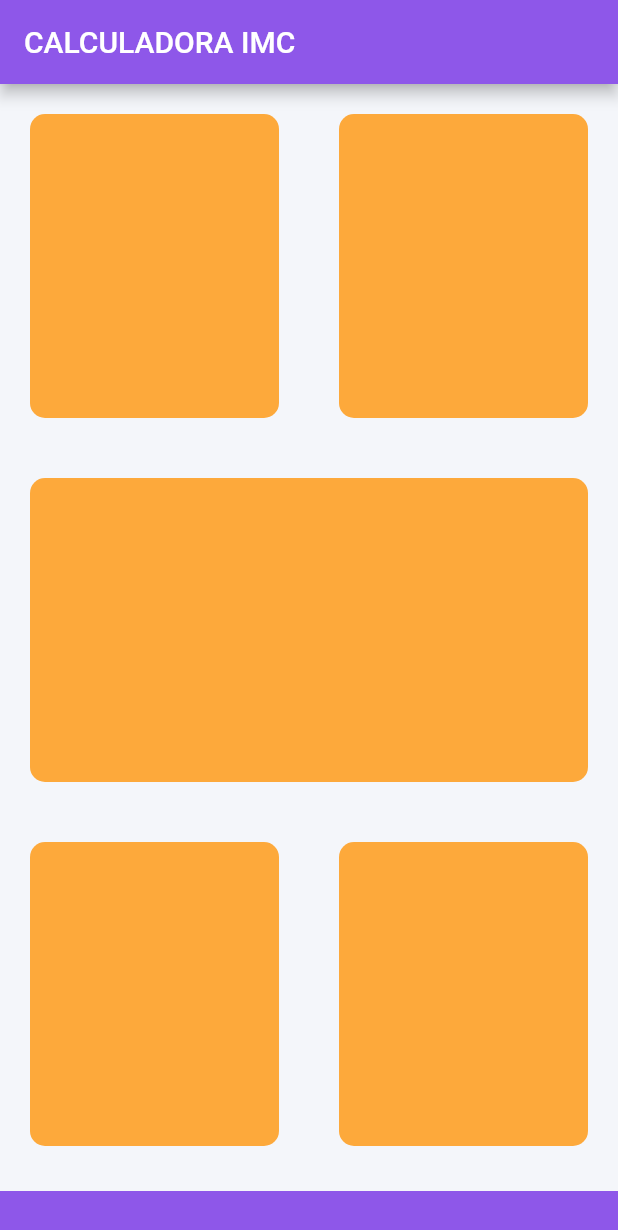
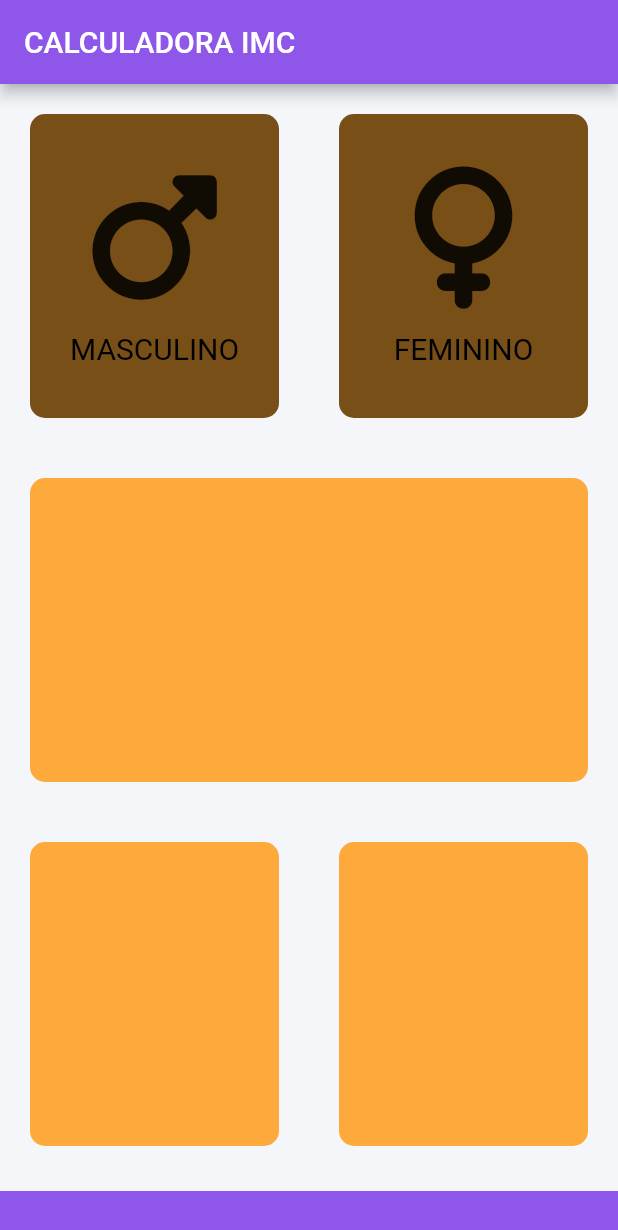
Before and after one commit to WendelNCruz/imccalculator, a Flutter app: the screen it shows after launch, on a phone screen of 412 x 824 dp. Shown: the top 1230 px of the screen. Run offline on Flutter 3.47's test engine with Material 2 defaults, Android fonts, the phone set to English and light mode, and no system bars; our stand-ins replace font_awesome_flutter.

Commit message:
Primeiras Implementações

```diff
--- /dev/null
+++ b/lib/conteudo_icone.dart
@@ -0,0 +1,28 @@
+import 'package:flutter/material.dart';
+
+class ConteudoIcone extends StatelessWidget {
+  ConteudoIcone({required this.icone, required this.descricao});
+
+  final IconData icone;
+  final String descricao;
+
+  @override
+  Widget build(BuildContext context) {
+    return Column(
+      mainAxisAlignment: MainAxisAlignment.center,
+      children: [
+        Icon(
+          icone,
+          size: 95.0,
+        ),
+        SizedBox(
+          height: 15.0,
+        ),
+        Text(
+          descricao,
+          style: TextStyle(fontSize: 20.0, color: Colors.black),
+        ),
+      ],
+    );
+  }
+}
--- /dev/null
+++ b/lib/conteudo_padrao.dart
@@ -0,0 +1,19 @@
+import 'package:flutter/material.dart';
+
+
+class CartaoPadrao extends StatelessWidget {
+  CartaoPadrao({required this.cor, this.filhoCartao});
+
+  final Color cor;
+  final Widget? filhoCartao;
+
+  @override
+  Widget build(BuildContext context) {
+    return Container(
+      margin: EdgeInsets.all(20.0),
+      decoration:
+      BoxDecoration(color: cor, borderRadius: BorderRadius.circular(10.0)),
+      child: filhoCartao,
+    );
+  }
+}
--- a/lib/main.dart
+++ b/lib/main.dart
@@ -1,5 +1,6 @@
 import 'package:flutter/material.dart';
 import 'tela_inicial.dart';
+
 
 void main() => runApp(CalculadoraIMC());
 
--- a/lib/tela_inicial.dart
+++ b/lib/tela_inicial.dart
@@ -1,6 +1,16 @@
 import 'package:flutter/material.dart';
+import 'package:font_awesome_flutter/font_awesome_flutter.dart';
+
+import 'conteudo_icone.dart';
+import 'conteudo_padrao.dart';
 
 const corPadraoContainer = Color(0xFFFDA93B);
+const corInativaCartaoPadrao = Color(0xFF794F18);
+
+enum Sexo{
+  masculino,
+  feminino,
+}
 
 class TelaPrincipal extends StatefulWidget {
   @override
@@ -8,6 +18,33 @@ class TelaPrincipal extends StatefulWidget {
 }
 
 class _TelaPrincipalState extends State<TelaPrincipal> {
+
+  Sexo? sexoSelecionado;
+
+
+  // Color corMasculinoCartaoPadrao = corInativaCartaoPadrao;
+  // Color corFemininoCartaoPadrao = corInativaCartaoPadrao;
+  //
+  // //1= Masculino e 2 =Feminino
+  // void atualizar(Sexo sexoSelecionado){
+  //   if (sexoSelecionado == Sexo.masculino){
+  //     if(corMasculinoCartaoPadrao == corInativaCartaoPadrao){
+  //       corMasculinoCartaoPadrao = corPadraoContainer;
+  //       corFemininoCartaoPadrao = corInativaCartaoPadrao;
+  //     }else{
+  //       corMasculinoCartaoPadrao = corInativaCartaoPadrao;
+  //     }
+  //   }
+  //   if (sexoSelecionado == Sexo.feminino){
+  //     if(corFemininoCartaoPadrao == corInativaCartaoPadrao){
+  //       corFemininoCartaoPadrao  = corPadraoContainer;
+  //       corMasculinoCartaoPadrao = corInativaCartaoPadrao;
+  //     }else{
+  //       corFemininoCartaoPadrao = corInativaCartaoPadrao;
+  //     }
+  //   }
+  // }
+
   @override
   Widget build(BuildContext context) {
     return Scaffold(
@@ -20,10 +57,34 @@ class _TelaPrincipalState extends State<TelaPrincipal> {
               child: Row(
             children: [
               Expanded(
-                    child: CartaoPadrao(cor: corPadraoContainer),
+                child: GestureDetector(
+                  onTap: () {
+                    setState(() {
+                     sexoSelecionado = Sexo.masculino;
+                    });
+                  },
+                  child: CartaoPadrao(
+                    cor: sexoSelecionado == Sexo.masculino ? corPadraoContainer : corInativaCartaoPadrao,
+                    filhoCartao: ConteudoIcone(
+                      icone: FontAwesomeIcons.mars,
+                      descricao: "MASCULINO",
+                    ),
+                  ),
+                ),
               ),
               Expanded(
-                    child: CartaoPadrao(cor: corPadraoContainer),
+                child: GestureDetector(
+                  onTap: (){
+                    setState(() {
+                      sexoSelecionado = Sexo.feminino;
+                    });
+                  },
+                  child: CartaoPadrao(
+                    cor: sexoSelecionado == Sexo.feminino ? corPadraoContainer : corInativaCartaoPadrao,
+                    filhoCartao: ConteudoIcone(
+                        icone: FontAwesomeIcons.venus, descricao: "FEMININO"),
+                  ),
+                ),
               )
             ],
           )),
@@ -46,26 +107,9 @@ class _TelaPrincipalState extends State<TelaPrincipal> {
             margin: EdgeInsets.only(top: 10.0),
             width: double.infinity,
             height: 30.0,
-
           )
         ],
       ),
     );
   }
 }
-
-class CartaoPadrao extends StatelessWidget {
-  CartaoPadrao({required this.cor});
-  //Color(0xFFFDA93B)
-  final Color cor;
-
-  @override
-  Widget build(BuildContext context) {
-    return Container(
-      margin: EdgeInsets.all(20.0),
-      decoration: BoxDecoration(
-          color: cor,
-          borderRadius: BorderRadius.circular(10.0)),
-    );
-  }
-}
--- a/pubspec.yaml
+++ b/pubspec.yaml
@@ -35,6 +35,7 @@ dependencies:
   # The following adds the Cupertino Icons font to your application.
   # Use with the CupertinoIcons class for iOS style icons.
   cupertino_icons: ^1.0.2
+  font_awesome_flutter: ^10.4.0
 
 dev_dependencies:
   flutter_test:
```
Also changed, not shown: pubspec.lock. Lines whose indentation alone changed are shown as unchanged.
